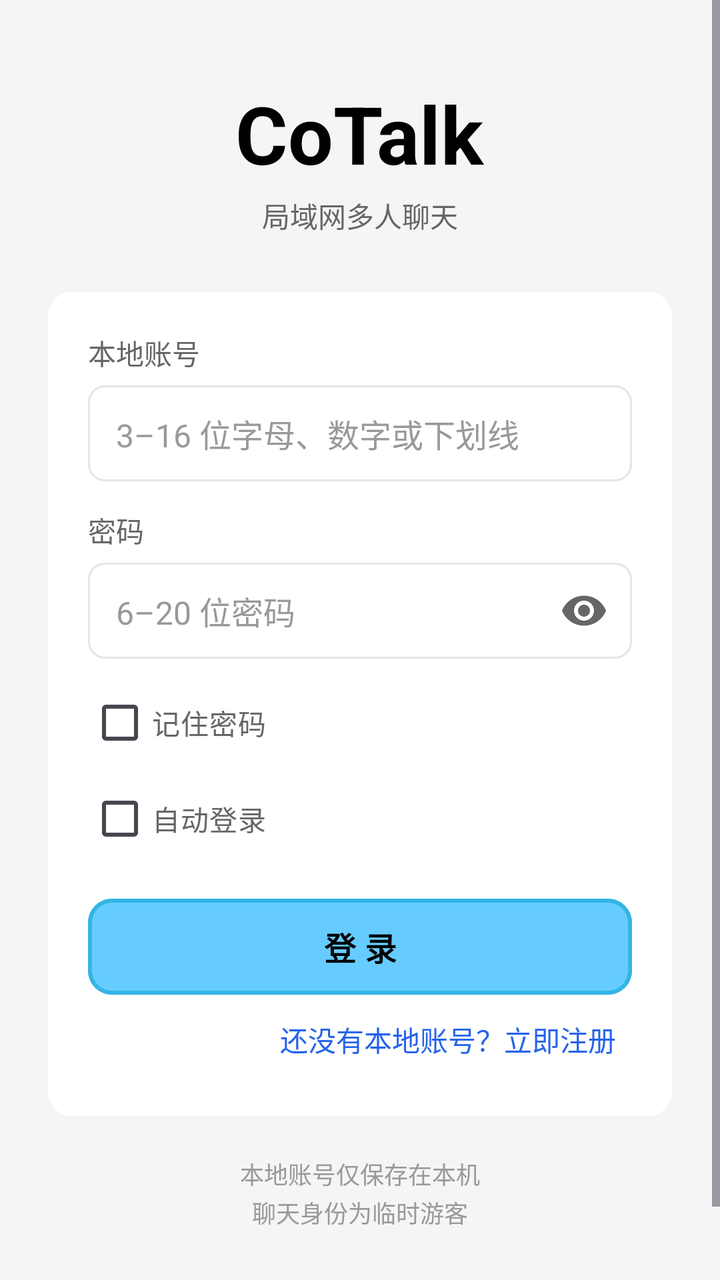
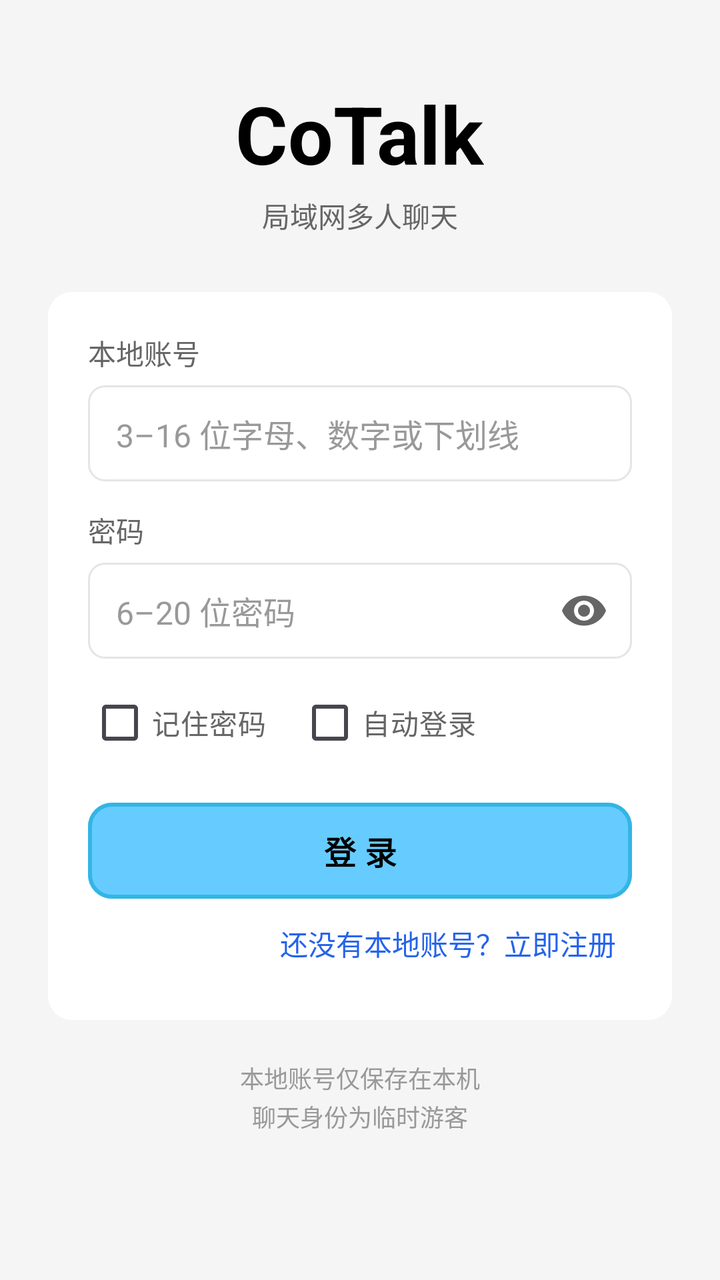

Screens rendered from an Android XML layout before and after an edit, with the pre-edit source and the edit as a unified diff.
<!-- AndroidManifest.xml: application theme Theme.CoTalkProject -->
<!-- res/layout/activity_login.xml -->
<?xml version="1.0" encoding="utf-8"?>
<ScrollView xmlns:android="http://schemas.android.com/apk/res/android"
    xmlns:app="http://schemas.android.com/apk/res-auto"
    xmlns:tools="http://schemas.android.com/tools"
    android:id="@+id/login_root"
    android:layout_width="match_parent"
    android:layout_height="match_parent"
    android:background="@color/bg_page"
    android:clipToPadding="false"
    android:fillViewport="true"
    android:overScrollMode="never"
    tools:context=".ui.login.LoginActivity">

    <LinearLayout
        android:layout_width="match_parent"
        android:layout_height="wrap_content"
        android:gravity="center_horizontal"
        android:orientation="vertical"
        android:paddingStart="24dp"
        android:paddingTop="40dp"
        android:paddingEnd="24dp"
        android:paddingBottom="24dp">

        <TextView
            android:layout_width="wrap_content"
            android:layout_height="wrap_content"
            android:text="@string/app_name"
            android:textColor="@color/text_primary"
            android:textSize="40sp"
            android:textStyle="bold" />

        <TextView
            android:layout_width="wrap_content"
            android:layout_height="wrap_content"
            android:layout_marginTop="4dp"
            android:text="@string/login_subtitle"
            android:textColor="@color/text_secondary"
            android:textSize="14sp" />

        <LinearLayout
            android:layout_width="match_parent"
            android:layout_height="wrap_content"
            android:layout_marginTop="28dp"
            android:background="@drawable/bg_card"
            android:orientation="vertical"
            android:padding="20dp">

            <TextView
                android:layout_width="match_parent"
                android:layout_height="wrap_content"
                android:text="@string/label_username"
                android:textColor="@color/text_secondary"
                android:textSize="14sp" />

            <EditText
                android:id="@+id/et_username"
                android:layout_width="match_parent"
                android:layout_height="48dp"
                android:layout_marginTop="6dp"
                android:background="@drawable/et_round"
                android:hint="@string/hint_username"
                android:inputType="text"
                android:maxLines="1"
                android:paddingStart="14dp"
                android:paddingEnd="14dp"
                android:singleLine="true"
                android:textColor="@color/text_primary"
                android:textColorHint="@color/text_hint"
                android:textSize="16sp" />

            <TextView
                android:layout_width="match_parent"
                android:layout_height="wrap_content"
                android:layout_marginTop="14dp"
                android:text="@string/label_password"
                android:textColor="@color/text_secondary"
                android:textSize="14sp" />

            <FrameLayout
                android:layout_width="match_parent"
                android:layout_height="48dp"
                android:layout_marginTop="6dp">

                <EditText
                    android:id="@+id/et_password"
                    android:layout_width="match_parent"
                    android:layout_height="match_parent"
                    android:background="@drawable/et_round"
                    android:hint="@string/hint_password"
                    android:inputType="textPassword"
                    android:maxLines="1"
                    android:paddingStart="14dp"
                    android:paddingEnd="48dp"
                    android:singleLine="true"
                    android:textColor="@color/text_primary"
                    android:textColorHint="@color/text_hint"
                    android:textSize="16sp" />

                <ImageButton
                    android:id="@+id/btn_toggle_password"
                    android:layout_width="48dp"
                    android:layout_height="48dp"
                    android:layout_gravity="end|center_vertical"
                    android:background="?attr/selectableItemBackgroundBorderless"
                    android:contentDescription="@string/show_password"
                    android:padding="12dp"
                    android:scaleType="centerInside"
                    android:src="@drawable/ic_eye"
                    android:tint="@color/text_secondary" />
            </FrameLayout>

            <CheckBox
                android:id="@+id/cb_remember"
                android:layout_width="wrap_content"
                android:layout_height="wrap_content"
                android:layout_marginTop="8dp"
                android:buttonTint="@color/blue_ty"
                android:paddingStart="0dp"
                android:text="@string/remember_password"
                android:textColor="@color/text_secondary"
                android:textSize="14sp" />

            <CheckBox
                android:id="@+id/cb_auto_login"
                android:layout_width="wrap_content"
                android:layout_height="wrap_content"
                android:buttonTint="@color/blue_ty"
                android:paddingStart="0dp"
                android:text="@string/auto_login"
                android:textColor="@color/text_secondary"
                android:textSize="14sp" />

            <com.google.android.material.button.MaterialButton
                android:id="@+id/btn_login"
                android:layout_width="match_parent"
                android:layout_height="48dp"
                android:layout_marginTop="16dp"
                android:insetTop="0dp"
                android:insetBottom="0dp"
                android:stateListAnimator="@null"
                android:text="@string/login"
                android:textColor="@color/text_primary"
                android:textSize="16sp"
                android:textStyle="bold"
                app:backgroundTint="@color/blue_ty"
                app:cornerRadius="12dp"
                app:rippleColor="@color/blue_dark"
                app:strokeColor="@color/blue_dark"
                app:strokeWidth="2dp" />

            <ProgressBar
                android:id="@+id/pb_login"
                android:layout_width="32dp"
                android:layout_height="32dp"
                android:layout_gravity="center_horizontal"
                android:layout_marginTop="8dp"
                android:indeterminateTint="@color/blue_dark"
                android:visibility="gone" />

            <TextView
                android:id="@+id/tv_register"
                android:layout_width="wrap_content"
                android:layout_height="wrap_content"
                android:layout_gravity="end"
                android:layout_marginTop="4dp"
                android:background="?attr/selectableItemBackground"
                android:clickable="true"
                android:focusable="true"
                android:padding="8dp"
                android:text="@string/register_now"
                android:textColor="@color/blue_light"
                android:textSize="14sp" />
        </LinearLayout>

        <TextView
            android:layout_width="match_parent"
            android:layout_height="wrap_content"
            android:layout_marginTop="20dp"
            android:gravity="center"
            android:lineSpacingExtra="2dp"
            android:text="@string/local_account_note"
            android:textColor="@color/text_hint"
            android:textSize="12sp" />

        <TextView
            android:id="@+id/tv_version"
            android:layout_width="match_parent"
            android:layout_height="wrap_content"
            android:layout_marginTop="24dp"
            android:gravity="center"
            android:textColor="@color/text_hint"
            android:textSize="12sp" />

    </LinearLayout>

</ScrollView>
<!-- resources referenced by this layout -->
<resources>
  <color name="bg_page">#FFF5F5F5</color>
  <color name="blue_dark">#FF33B5E5</color>
  <color name="blue_light">#FF2563EB</color>
  <color name="blue_ty">#FF66CCFF</color>
  <color name="text_hint">#FF999999</color>
  <color name="text_primary">#FF000000</color>
  <color name="text_secondary">#FF666666</color>
  <!-- drawable bg_card (drawable) -->
  <?xml version="1.0" encoding="utf-8"?>
  <shape xmlns:android="http://schemas.android.com/apk/res/android"
      android:shape="rectangle">
      <solid android:color="@color/white" />
      <corners android:radius="12dp" />
  </shape>
  <!-- drawable et_round (drawable) -->
  <?xml version="1.0" encoding="utf-8"?>
  <shape xmlns:android="http://schemas.android.com/apk/res/android"
      android:shape="rectangle">
      <solid android:color="@color/white" />
      <corners android:radius="8dp" />
      <stroke
          android:width="1dp"
          android:color="@color/divider" />
  </shape>
  <!-- drawable ic_eye (drawable) -->
  <?xml version="1.0" encoding="utf-8"?>
  <vector xmlns:android="http://schemas.android.com/apk/res/android"
      android:width="24dp"
      android:height="24dp"
      android:viewportWidth="24"
      android:viewportHeight="24">
      <path
          android:fillColor="@color/text_secondary"
          android:pathData="M12,4.5C7,4.5 2.73,7.61 1,12c1.73,4.39 6,7.5 11,7.5s9.27,-3.11 11,-7.5c-1.73,-4.39 -6,-7.5 -11,-7.5zM12,17c-2.76,0 -5,-2.24 -5,-5s2.24,-5 5,-5 5,2.24 5,5 -2.24,5 -5,5zM12,9c-1.66,0 -3,1.34 -3,3s1.34,3 3,3 3,-1.34 3,-3 -1.34,-3 -3,-3z" />
  </vector>
  <string name="app_name">CoTalk</string>
  <string name="auto_login">自动登录</string>
  <string name="hint_password">6–20 位密码</string>
  <string name="hint_username">3–16 位字母、数字或下划线</string>
  <string name="label_password">密码</string>
  <string name="label_username">本地账号</string>
  <string name="local_account_note">本地账号仅保存在本机\n聊天身份为临时游客</string>
  <string name="login">登 录</string>
  <string name="login_subtitle">局域网多人聊天</string>
  <string name="register_now">还没有本地账号？立即注册</string>
  <string name="remember_password">记住密码</string>
  <string name="show_password">显示密码</string>
  <style name="Theme.CoTalkProject" parent="Base.Theme.CoTalkProject" />
  <color name="white">#FFFFFFFF</color>
  <color name="divider">#FFE5E5E5</color>
  <style name="Base.Theme.CoTalkProject" parent="Theme.Material3.Light.NoActionBar">
          <item name="colorPrimary">@color/blue_ty</item>
          <item name="colorOnPrimary">@color/text_primary</item>
          <item name="colorSecondary">@color/blue_dark</item>
          <item name="colorOnSecondary">@color/text_primary</item>
          <item name="android:colorAccent">@color/blue_ty</item>
  
          <item name="android:windowBackground">@color/bg_page</item>
          <item name="android:statusBarColor">@color/blue_ty</item>
          <item name="android:navigationBarColor">@color/white</item>
          <item name="android:windowLightStatusBar">true</item>
          <item name="android:windowLightNavigationBar" tools:targetApi="o_mr1">true</item>
          <item name="android:forceDarkAllowed" tools:targetApi="q">false</item>
      </style>
</resources>

<!-- the commit's change to res/layout/activity_login.xml (unified diff, before → after) -->
@@ -109,26 +109,34 @@
                     android:tint="@color/text_secondary" />
             </FrameLayout>
 
-            <CheckBox
-                android:id="@+id/cb_remember"
-                android:layout_width="wrap_content"
+            <LinearLayout
+                android:layout_width="match_parent"
                 android:layout_height="wrap_content"
                 android:layout_marginTop="8dp"
-                android:buttonTint="@color/blue_ty"
-                android:paddingStart="0dp"
-                android:text="@string/remember_password"
-                android:textColor="@color/text_secondary"
-                android:textSize="14sp" />
-
-            <CheckBox
-                android:id="@+id/cb_auto_login"
-                android:layout_width="wrap_content"
-                android:layout_height="wrap_content"
-                android:buttonTint="@color/blue_ty"
-                android:paddingStart="0dp"
-                android:text="@string/auto_login"
-                android:textColor="@color/text_secondary"
-                android:textSize="14sp" />
+                android:gravity="center_vertical"
+                android:orientation="horizontal">
+
+                <CheckBox
+                    android:id="@+id/cb_remember"
+                    android:layout_width="wrap_content"
+                    android:layout_height="wrap_content"
+                    android:buttonTint="@color/blue_ty"
+                    android:paddingStart="0dp"
+                    android:text="@string/remember_password"
+                    android:textColor="@color/text_secondary"
+                    android:textSize="14sp" />
+
+                <CheckBox
+                    android:id="@+id/cb_auto_login"
+                    android:layout_width="wrap_content"
+                    android:layout_height="wrap_content"
+                    android:layout_marginStart="16dp"
+                    android:buttonTint="@color/blue_ty"
+                    android:paddingStart="0dp"
+                    android:text="@string/auto_login"
+                    android:textColor="@color/text_secondary"
+                    android:textSize="14sp" />
+            </LinearLayout>
 
             <com.google.android.material.button.MaterialButton
                 android:id="@+id/btn_login"
